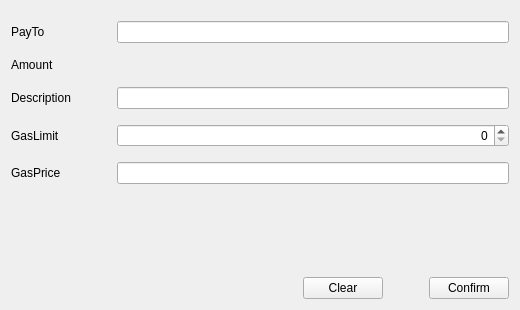
Old version of the form src/qt/forms/sendtokenpage.ui in the repository qtumproject/qtum.
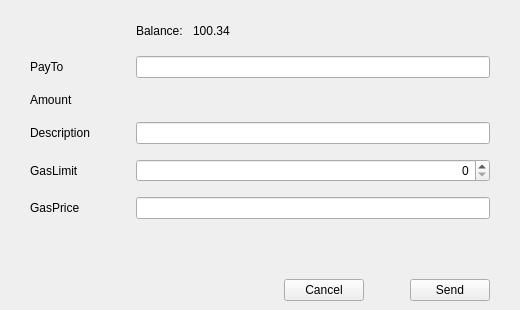
New version of the form. Custom widgets are drawn as their Qt base class.

Commit message: Update forms layouts

```diff
--- a/src/qt/forms/sendtokenpage.ui
+++ b/src/qt/forms/sendtokenpage.ui
@@ -17,6 +17,15 @@
    <string>Form</string>
   </property>
   <layout class="QVBoxLayout" name="verticalLayout">
+   <property name="leftMargin">
+    <number>0</number>
+   </property>
+   <property name="rightMargin">
+    <number>0</number>
+   </property>
+   <property name="bottomMargin">
+    <number>0</number>
+   </property>
    <item>
     <spacer name="verticalSpacer_2">
      <property name="orientation">
@@ -35,49 +44,16 @@
    </item>
    <item>
     <layout class="QGridLayout" name="gridLayout">
+     <property name="leftMargin">
+      <number>30</number>
+     </property>
+     <property name="rightMargin">
+      <number>30</number>
+     </property>
      <property name="verticalSpacing">
       <number>15</number>
      </property>
-     <item row="0" column="0">
-      <widget class="QLabel" name="labelPayTo">
-       <property name="minimumSize">
-        <size>
-         <width>100</width>
-         <height>0</height>
-        </size>
-       </property>
-       <property name="text">
-        <string>PayTo</string>
-       </property>
-      </widget>
-     </item>
-     <item row="1" column="0">
-      <widget class="QLabel" name="labelAmount">
-       <property name="minimumSize">
-        <size>
-         <width>100</width>
-         <height>0</height>
-        </size>
-       </property>
-       <property name="text">
-        <string>Amount</string>
-       </property>
-      </widget>
-     </item>
-     <item row="3" column="0">
-      <widget class="QLabel" name="labelGasLimit">
-       <property name="minimumSize">
-        <size>
-         <width>100</width>
-         <height>0</height>
-        </size>
-       </property>
-       <property name="text">
-        <string>GasLimit</string>
-       </property>
-      </widget>
-     </item>
-     <item row="4" column="0">
+     <item row="5" column="0">
       <widget class="QLabel" name="labelGasPrice">
        <property name="minimumSize">
         <size>
@@ -90,8 +66,8 @@
        </property>
       </widget>
      </item>
-     <item row="2" column="0">
-      <widget class="QLabel" name="labelDescription">
+     <item row="4" column="0">
+      <widget class="QLabel" name="labelGasLimit">
        <property name="minimumSize">
         <size>
          <width>100</width>
@@ -99,28 +75,114 @@
         </size>
        </property>
        <property name="text">
-        <string>Description</string>
+        <string>GasLimit</string>
        </property>
       </widget>
      </item>
-     <item row="0" column="1">
-      <widget class="QValidatedLineEdit" name="lineEditPayTo"/>
-     </item>
      <item row="2" column="1">
+      <widget class="TokenAmountField" name="lineEditAmount" native="true"/>
+     </item>
+     <item row="3" column="1">
       <widget class="QLineEdit" name="lineEditDescription"/>
      </item>
+     <item row="1" column="0">
+      <widget class="QLabel" name="labelPayTo">
+       <property name="minimumSize">
+        <size>
+         <width>100</width>
+         <height>0</height>
+        </size>
+       </property>
+       <property name="text">
+        <string>PayTo</string>
+       </property>
+      </widget>
+     </item>
+     <item row="1" column="1">
+      <widget class="QValidatedLineEdit" name="lineEditPayTo"/>
+     </item>
      <item row="4" column="1">
-      <widget class="BitcoinAmountField" name="lineEditGasPrice"/>
-     </item>
-     <item row="3" column="1">
       <widget class="QSpinBox" name="lineEditGasLimit">
        <property name="alignment">
         <set>Qt::AlignRight|Qt::AlignTrailing|Qt::AlignVCenter</set>
        </property>
       </widget>
      </item>
-     <item row="1" column="1">
-      <widget class="TokenAmountField" name="lineEditAmount" native="true"/>
+     <item row="2" column="0">
+      <widget class="QLabel" name="labelAmount">
+       <property name="minimumSize">
+        <size>
+         <width>100</width>
+         <height>0</height>
+        </size>
+       </property>
+       <property name="text">
+        <string>Amount</string>
+       </property>
+      </widget>
+     </item>
+     <item row="3" column="0">
+      <widget class="QLabel" name="labelDescription">
+       <property name="minimumSize">
+        <size>
+         <width>100</width>
+         <height>0</height>
+        </size>
+       </property>
+       <property name="text">
+        <string>Description</string>
+       </property>
+      </widget>
+     </item>
+     <item row="5" column="1">
+      <widget class="BitcoinAmountField" name="lineEditGasPrice"/>
+     </item>
+     <item row="0" column="1">
+      <layout class="QHBoxLayout" name="horizontalLayout">
+       <item>
+        <widget class="QLabel" name="label">
+         <property name="text">
+          <string>Balance:</string>
+         </property>
+        </widget>
+       </item>
+       <item>
+        <spacer name="horizontalSpacer_4">
+         <property name="orientation">
+          <enum>Qt::Horizontal</enum>
+         </property>
+         <property name="sizeType">
+          <enum>QSizePolicy::Fixed</enum>
+         </property>
+         <property name="sizeHint" stdset="0">
+          <size>
+           <width>10</width>
+           <height>20</height>
+          </size>
+         </property>
+        </spacer>
+       </item>
+       <item>
+        <widget class="QLabel" name="labelTokenBalance">
+         <property name="text">
+          <string>100.34</string>
+         </property>
+        </widget>
+       </item>
+       <item>
+        <spacer name="horizontalSpacer_3">
+         <property name="orientation">
+          <enum>Qt::Horizontal</enum>
+         </property>
+         <property name="sizeHint" stdset="0">
+          <size>
+           <width>40</width>
+           <height>20</height>
+          </size>
+         </property>
+        </spacer>
+       </item>
+      </layout>
      </item>
     </layout>
    </item>
@@ -138,7 +200,14 @@
     </spacer>
    </item>
    <item>
-    <layout class="QHBoxLayout" name="horizontalLayout">
+    <widget class="QWidget" name="buttonsContainerWhite" native="true">
+     <layout class="QHBoxLayout" name="horizontalLayout_2">
+      <property name="leftMargin">
+       <number>30</number>
+      </property>
+      <property name="rightMargin">
+       <number>30</number>
+      </property>
      <item>
       <spacer name="horizontalSpacer">
        <property name="orientation">
@@ -158,7 +227,7 @@
      <item>
       <widget class="QPushButton" name="clearButton">
        <property name="text">
-        <string>Clear</string>
+         <string>Cancel</string>
        </property>
       </widget>
      </item>
@@ -181,11 +250,12 @@
      <item>
       <widget class="QPushButton" name="confirmButton">
        <property name="text">
-        <string>Confirm</string>
+         <string>Send</string>
        </property>
       </widget>
      </item>
     </layout>
+    </widget>
    </item>
   </layout>
  </widget>
```
Lines whose indentation alone changed are shown as unchanged. The commit also changes 6 other files.
